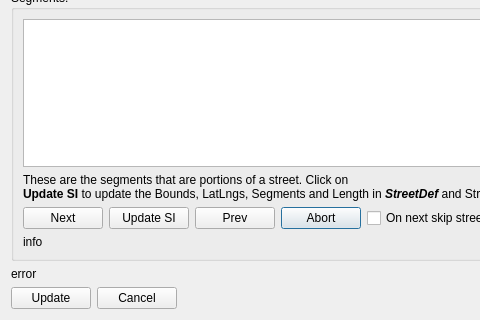
Above: mapper_app/dialogupdatestreets.ui from allenck/mapper before the change; both pictures show x 0 to 480 and y 212 to 532 of the 682 by 532 pixel window. Below: the same form after it.
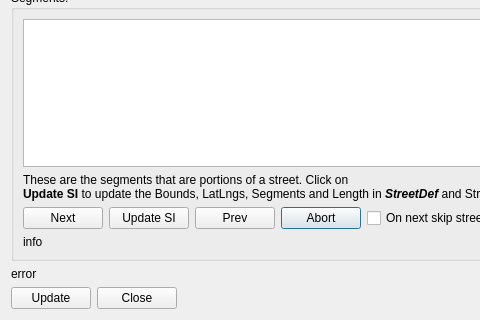
That is the form after the change. Icons and pictures are not drawn.

Diff of the .ui file:
```diff
--- a/mapper_app/dialogupdatestreets.ui
+++ b/mapper_app/dialogupdatestreets.ui
@@ -198,7 +198,7 @@
      <item>
       <widget class="QPushButton" name="pbCancel">
        <property name="text">
-        <string>Cancel</string>
+        <string>Close</string>
        </property>
       </widget>
      </item>
```
